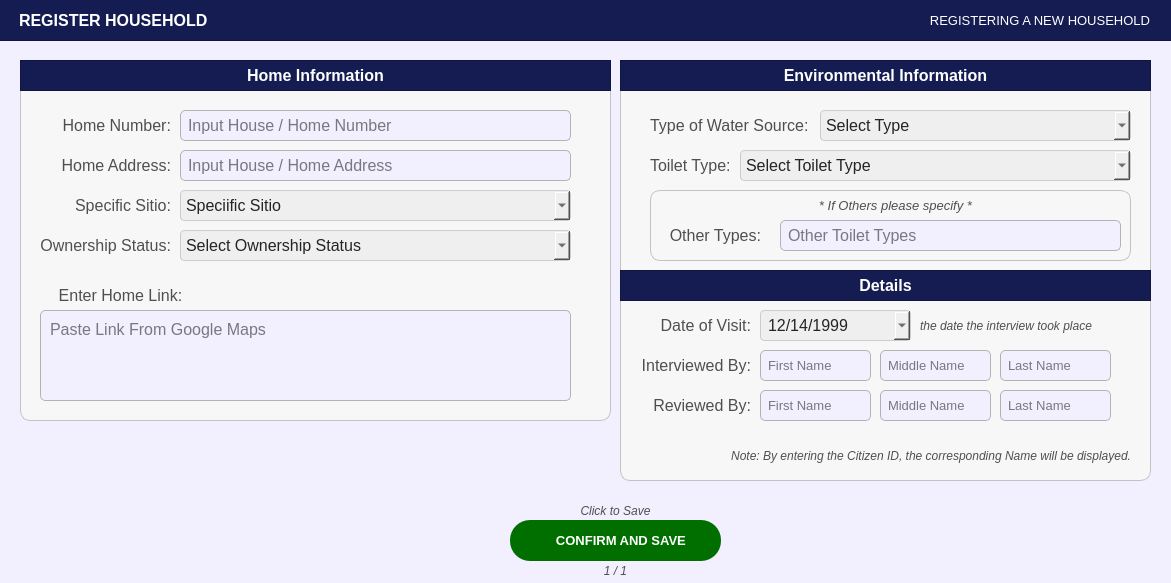
This is Resources/UIs/PopUp/Screen_CitizenPanel/ScreenHousehold/register_household.ui in Yohhannn/Barangay-Records-Statistics-System as Qt 5 draws it before an edit. The edited form follows.
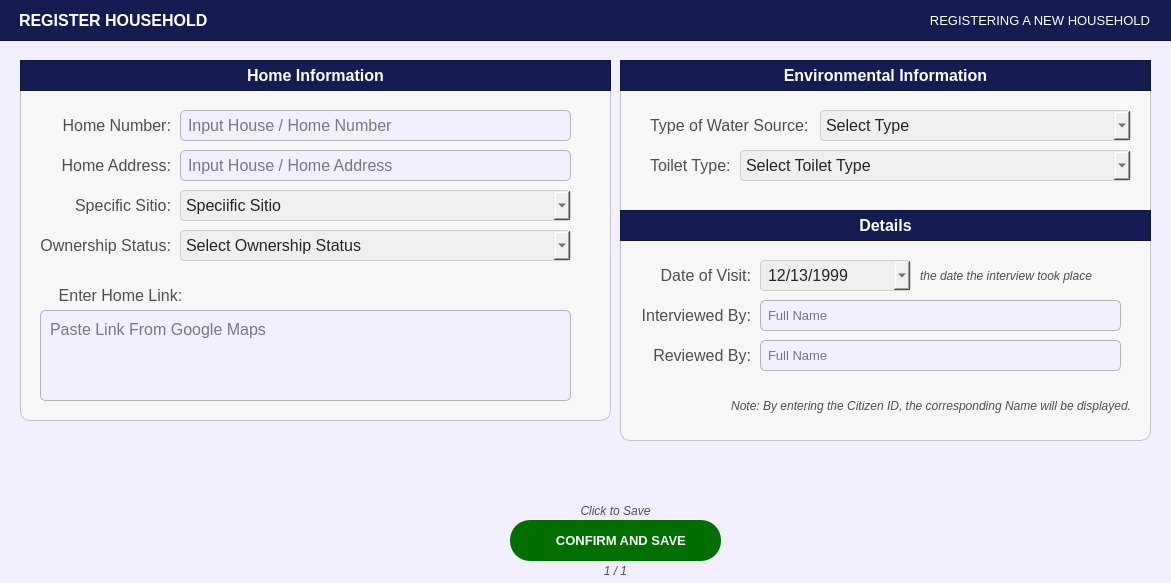
This is the edited form. Icons and pictures are not drawn.

Commit message: household-adjustment

```diff
--- a/Resources/UIs/PopUp/Screen_CitizenPanel/ScreenHousehold/register_household.ui
+++ b/Resources/UIs/PopUp/Screen_CitizenPanel/ScreenHousehold/register_household.ui
@@ -502,7 +502,7 @@
      <x>620</x>
      <y>60</y>
      <width>531</width>
-     <height>421</height>
+     <height>381</height>
     </rect>
    </property>
    <property name="styleSheet">
@@ -752,7 +752,7 @@
     <property name="geometry">
      <rect>
       <x>0</x>
-      <y>210</y>
+      <y>150</y>
       <width>531</width>
       <height>31</height>
      </rect>
@@ -802,7 +802,7 @@
     <property name="geometry">
      <rect>
       <x>20</x>
-      <y>250</y>
+      <y>200</y>
       <width>111</width>
       <height>31</height>
      </rect>
@@ -830,7 +830,7 @@
     <property name="geometry">
      <rect>
       <x>140</x>
-      <y>250</y>
+      <y>200</y>
       <width>151</width>
       <height>31</height>
      </rect>
@@ -857,7 +857,7 @@
       <second>0</second>
       <year>1999</year>
       <month>12</month>
-      <day>14</day>
+      <day>13</day>
      </datetime>
     </property>
     <property name="displayFormat">
@@ -877,7 +877,7 @@
     <property name="geometry">
      <rect>
       <x>20</x>
-      <y>290</y>
+      <y>240</y>
       <width>111</width>
       <height>31</height>
      </rect>
@@ -901,12 +901,12 @@
      <set>Qt::AlignmentFlag::AlignRight|Qt::AlignmentFlag::AlignTrailing|Qt::AlignmentFlag::AlignVCenter</set>
     </property>
    </widget>
-   <widget class="QLineEdit" name="register_household_InterviewedBy_fname">
+   <widget class="QLineEdit" name="register_household_InterviewedBy_fullname">
     <property name="geometry">
      <rect>
       <x>140</x>
-      <y>290</y>
-      <width>111</width>
+      <y>240</y>
+      <width>361</width>
       <height>31</height>
      </rect>
     </property>
@@ -917,7 +917,7 @@
      </font>
     </property>
     <property name="styleSheet">
-     <string notr="true">#register_household_InterviewedBy_fname{
+     <string notr="true">#register_household_InterviewedBy_fullname{
 	border: 1px solid #b3b3b3;  /* Black border */
     border-radius: 5px;        /* Rounded corners */
     padding: 5px;               /* Inner spacing */
@@ -934,14 +934,14 @@
      <number>35</number>
     </property>
     <property name="placeholderText">
-     <string>First Name</string>
+     <string>Full Name</string>
     </property>
    </widget>
    <widget class="QLabel" name="register_household_labelReviewedBy">
     <property name="geometry">
      <rect>
       <x>20</x>
-      <y>330</y>
+      <y>280</y>
       <width>111</width>
       <height>31</height>
      </rect>
@@ -969,7 +969,7 @@
     <property name="geometry">
      <rect>
       <x>300</x>
-      <y>250</y>
+      <y>200</y>
       <width>211</width>
       <height>31</height>
      </rect>
@@ -1000,7 +1000,7 @@
     <property name="geometry">
      <rect>
       <x>80</x>
-      <y>380</y>
+      <y>330</y>
       <width>431</width>
       <height>31</height>
      </rect>
@@ -1027,240 +1027,12 @@
      <set>Qt::AlignmentFlag::AlignRight|Qt::AlignmentFlag::AlignTrailing|Qt::AlignmentFlag::AlignVCenter</set>
     </property>
    </widget>
-   <widget class="QFrame" name="basePopUpBodyFrame_5">
-    <property name="geometry">
-     <rect>
-      <x>30</x>
-      <y>130</y>
-      <width>481</width>
-      <height>71</height>
-     </rect>
-    </property>
-    <property name="styleSheet">
-     <string notr="true">#basePopUpBodyFrame_5 {
-	background-color: rgb(247, 247, 247);
-	border: 1px solid rgb(194, 194, 194);
-	border-radius: 10px;
-}</string>
-    </property>
-    <property name="frameShape">
-     <enum>QFrame::Shape::StyledPanel</enum>
-    </property>
-    <property name="frameShadow">
-     <enum>QFrame::Shadow::Raised</enum>
-    </property>
-    <widget class="QLabel" name="labelNote_4">
-     <property name="geometry">
-      <rect>
-       <x>0</x>
-       <y>0</y>
-       <width>491</width>
-       <height>31</height>
-      </rect>
-     </property>
-     <property name="font">
-      <font>
-       <family>Arial</family>
-       <pointsize>10</pointsize>
-       <italic>true</italic>
-       <bold>false</bold>
-      </font>
-     </property>
-     <property name="styleSheet">
-      <string notr="true">#labelNote_4 {
-	background-color: transparent;
-	color: #4f4f4f;
-}
-</string>
-     </property>
-     <property name="text">
-      <string>* If Others please specify *</string>
-     </property>
-     <property name="alignment">
-      <set>Qt::AlignmentFlag::AlignCenter</set>
-     </property>
-    </widget>
-    <widget class="QLabel" name="register_household_labelOthers">
-     <property name="geometry">
-      <rect>
-       <x>10</x>
-       <y>30</y>
-       <width>101</width>
-       <height>31</height>
-      </rect>
-     </property>
-     <property name="font">
-      <font>
-       <family>Arial</family>
-       <pointsize>12</pointsize>
-       <bold>false</bold>
-      </font>
-     </property>
-     <property name="styleSheet">
-      <string notr="true">#register_household_labelOthers {
-	background-color: transparent;
-	color: #4f4f4f;
-}
-</string>
-     </property>
-     <property name="text">
-      <string>Other Types:</string>
-     </property>
-     <property name="alignment">
-      <set>Qt::AlignmentFlag::AlignRight|Qt::AlignmentFlag::AlignTrailing|Qt::AlignmentFlag::AlignVCenter</set>
-     </property>
-    </widget>
-    <widget class="QLineEdit" name="register_household_Others">
-     <property name="geometry">
-      <rect>
-       <x>130</x>
-       <y>30</y>
-       <width>341</width>
-       <height>31</height>
-      </rect>
-     </property>
-     <property name="font">
-      <font>
-       <family>Arial</family>
-       <pointsize>12</pointsize>
-      </font>
-     </property>
-     <property name="styleSheet">
-      <string notr="true">#register_household_Others{
-	border: 1px solid #b3b3b3;  /* Black border */
-    border-radius: 5px;        /* Rounded corners */
-    padding: 5px;               /* Inner spacing */
-    background-color: #f2efff;  /* Gray background */
-    color: #000000; 
-}
-
-</string>
-     </property>
-     <property name="text">
-      <string/>
-     </property>
-     <property name="maxLength">
-      <number>30</number>
-     </property>
-     <property name="placeholderText">
-      <string>Other Toilet Types</string>
-     </property>
-    </widget>
-   </widget>
-   <widget class="QLineEdit" name="register_household_InterviewedBy_mname">
-    <property name="geometry">
-     <rect>
-      <x>260</x>
-      <y>290</y>
-      <width>111</width>
-      <height>31</height>
-     </rect>
-    </property>
-    <property name="font">
-     <font>
-      <family>Arial</family>
-      <pointsize>10</pointsize>
-     </font>
-    </property>
-    <property name="styleSheet">
-     <string notr="true">#register_household_InterviewedBy_mname{
-	border: 1px solid #b3b3b3;  /* Black border */
-    border-radius: 5px;        /* Rounded corners */
-    padding: 5px;               /* Inner spacing */
-    background-color: #f2efff;  /* Gray background */
-    color: #000000; 
-}
-
-</string>
-    </property>
-    <property name="text">
-     <string/>
-    </property>
-    <property name="maxLength">
-     <number>35</number>
-    </property>
-    <property name="placeholderText">
-     <string>Middle Name</string>
-    </property>
-   </widget>
-   <widget class="QLineEdit" name="register_household_InterviewedBy_lname">
-    <property name="geometry">
-     <rect>
-      <x>380</x>
-      <y>290</y>
-      <width>111</width>
-      <height>31</height>
-     </rect>
-    </property>
-    <property name="font">
-     <font>
-      <family>Arial</family>
-      <pointsize>10</pointsize>
-     </font>
-    </property>
-    <property name="styleSheet">
-     <string notr="true">#register_household_InterviewedBy_lname{
-	border: 1px solid #b3b3b3;  /* Black border */
-    border-radius: 5px;        /* Rounded corners */
-    padding: 5px;               /* Inner spacing */
-    background-color: #f2efff;  /* Gray background */
-    color: #000000; 
-}
-
-</string>
-    </property>
-    <property name="text">
-     <string/>
-    </property>
-    <property name="maxLength">
-     <number>35</number>
-    </property>
-    <property name="placeholderText">
-     <string>Last Name</string>
-    </property>
-   </widget>
-   <widget class="QLineEdit" name="register_household_ReviewedBy_mname">
-    <property name="geometry">
-     <rect>
-      <x>260</x>
-      <y>330</y>
-      <width>111</width>
-      <height>31</height>
-     </rect>
-    </property>
-    <property name="font">
-     <font>
-      <family>Arial</family>
-      <pointsize>10</pointsize>
-     </font>
-    </property>
-    <property name="styleSheet">
-     <string notr="true">#register_household_ReviewedBy_mname{
-	border: 1px solid #b3b3b3;  /* Black border */
-    border-radius: 5px;        /* Rounded corners */
-    padding: 5px;               /* Inner spacing */
-    background-color: #f2efff;  /* Gray background */
-    color: #000000; 
-}
-
-</string>
-    </property>
-    <property name="text">
-     <string/>
-    </property>
-    <property name="maxLength">
-     <number>35</number>
-    </property>
-    <property name="placeholderText">
-     <string>Middle Name</string>
-    </property>
-   </widget>
-   <widget class="QLineEdit" name="register_household_ReviewedBy_fname">
+   <widget class="QLineEdit" name="register_household_ReviewedBy_fullname">
     <property name="geometry">
      <rect>
       <x>140</x>
-      <y>330</y>
-      <width>111</width>
+      <y>280</y>
+      <width>361</width>
       <height>31</height>
      </rect>
     </property>
@@ -1271,7 +1043,7 @@
      </font>
     </property>
     <property name="styleSheet">
-     <string notr="true">#register_household_ReviewedBy_fname{
+     <string notr="true">#register_household_ReviewedBy_fullname{
 	border: 1px solid #b3b3b3;  /* Black border */
     border-radius: 5px;        /* Rounded corners */
     padding: 5px;               /* Inner spacing */
@@ -1288,43 +1060,7 @@
      <number>35</number>
     </property>
     <property name="placeholderText">
-     <string>First Name</string>
-    </property>
-   </widget>
-   <widget class="QLineEdit" name="register_household_ReviewedBy_lname">
-    <property name="geometry">
-     <rect>
-      <x>380</x>
-      <y>330</y>
-      <width>111</width>
-      <height>31</height>
-     </rect>
-    </property>
-    <property name="font">
-     <font>
-      <family>Arial</family>
-      <pointsize>10</pointsize>
-     </font>
-    </property>
-    <property name="styleSheet">
-     <string notr="true">#register_household_ReviewedBy_lname{
-	border: 1px solid #b3b3b3;  /* Black border */
-    border-radius: 5px;        /* Rounded corners */
-    padding: 5px;               /* Inner spacing */
-    background-color: #f2efff;  /* Gray background */
-    color: #000000; 
-}
-
-</string>
-    </property>
-    <property name="text">
-     <string/>
-    </property>
-    <property name="maxLength">
-     <number>35</number>
-    </property>
-    <property name="placeholderText">
-     <string>Last Name</string>
+     <string>Full Name</string>
     </property>
    </widget>
   </widget>
```
